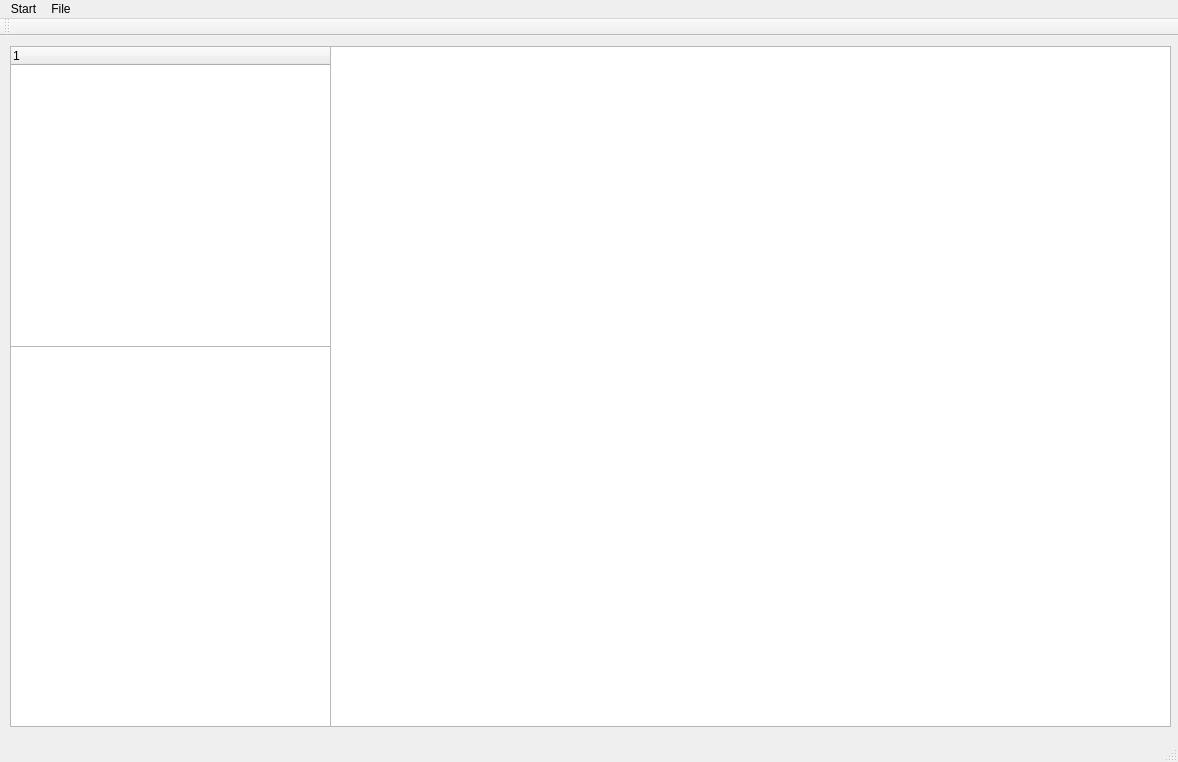
HanshanGithub/treePushTest, file mainwindow.ui: the form before one commit.
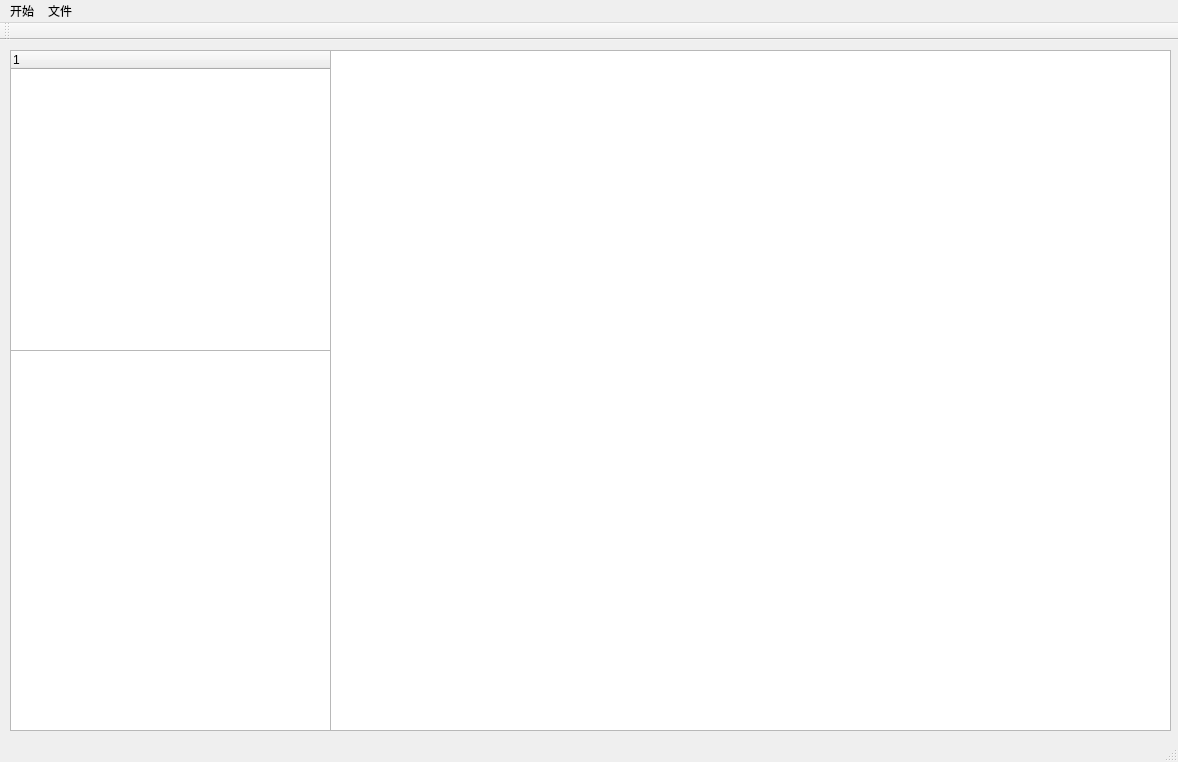
The form after the commit.

The edit to the form file:
```diff
--- a/mainwindow.ui
+++ b/mainwindow.ui
@@ -61,13 +61,13 @@
    </property>
    <widget class="QMenu" name="menu">
     <property name="title">
-     <string>Start</string>
+     <string>开始</string>
     </property>
     <addaction name="actionInfo"/>
    </widget>
    <widget class="QMenu" name="menuFile">
     <property name="title">
-     <string>File</string>
+     <string>文件</string>
     </property>
     <addaction name="actionOpen"/>
     <addaction name="actionSave"/>
```
Left out of the diff: 10 changed lines with no effect on the pictures.
